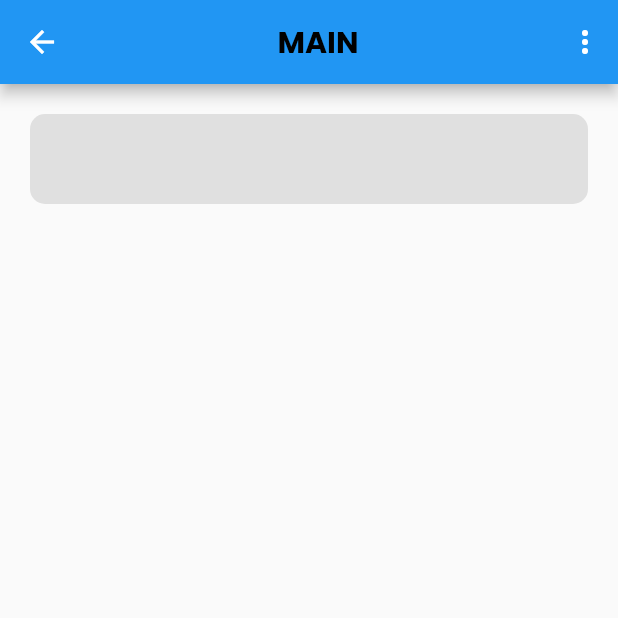
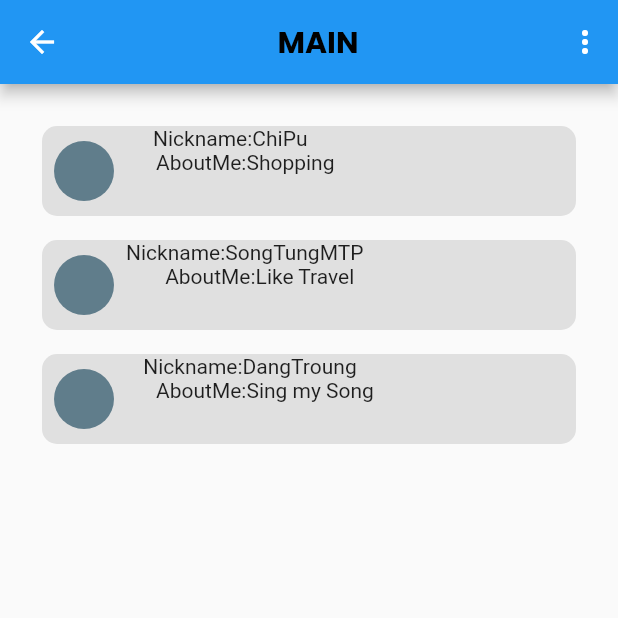
Before and after one commit to ACM-Thapar/Chat-App, a Flutter app: the screen it shows after launch, on a phone screen of 412 x 824 dp, the top half of it. Run offline on Flutter 3.47's test engine with Material 2 defaults, Android fonts, the phone set to English and light mode, and no system bars; our stand-ins replace google_fonts.

Commit message:
work in progress

```diff
--- a/chat_app/lib/Screens/mainpage.dart
+++ b/chat_app/lib/Screens/mainpage.dart
@@ -49,18 +49,70 @@ class MainPage extends StatelessWidget {
         padding: const EdgeInsets.all(20.0),
         child: Column(
           children: [
-          Container(
-
-            height: 60,
-            decoration: BoxDecoration(
-              borderRadius: BorderRadius.circular(10),
-               color: Colors.grey.shade300,
+          Padding(
+            padding: const EdgeInsets.all(8.0),
+            child: ChatRow(
+              nickname: 'Nickname:ChiPu',
+              aboutMe: 'AboutMe:Shopping',
             ),
-
-          )
+          ),
+           Padding(
+             padding: const EdgeInsets.all(8.0),
+             child: ChatRow(
+              nickname: 'Nickname:SongTungMTP',
+              aboutMe: 'AboutMe:Like Travel',
+          ),
+           ),
+           Padding(
+             padding: const EdgeInsets.all(8.0),
+             child: ChatRow(
+              nickname: 'Nickname:DangTroung',
+              aboutMe: 'AboutMe:Sing my Song',
+          ),
+           )
         ],
         ),
       )
     );
   }
 }
+
+class ChatRow extends StatelessWidget {
+  const ChatRow({
+    Key? key,
+    this.nickname,this.aboutMe
+  }) : super(key: key);
+  final nickname;
+  final aboutMe;
+  @override
+  Widget build(BuildContext context) {
+    return Container(
+      height: 60,
+      decoration: BoxDecoration(
+        borderRadius: BorderRadius.circular(10),
+         color: Colors.grey.shade300,
+      ),
+     child: Row(
+          children: [
+        Padding(
+          padding: const EdgeInsets.all(8.0),
+          child: CircleAvatar(
+            backgroundColor: Colors.blueGrey,
+          ),
+        ),
+        Column(children: [
+          SizedBox(
+            child: Text(nickname),
+          ),
+          Padding(
+            padding: const EdgeInsets.only(left: 20),
+            child: Text(aboutMe),
+          ),
+        ],)
+
+      ],
+
+     ),
+    );
+  }
+}
```
